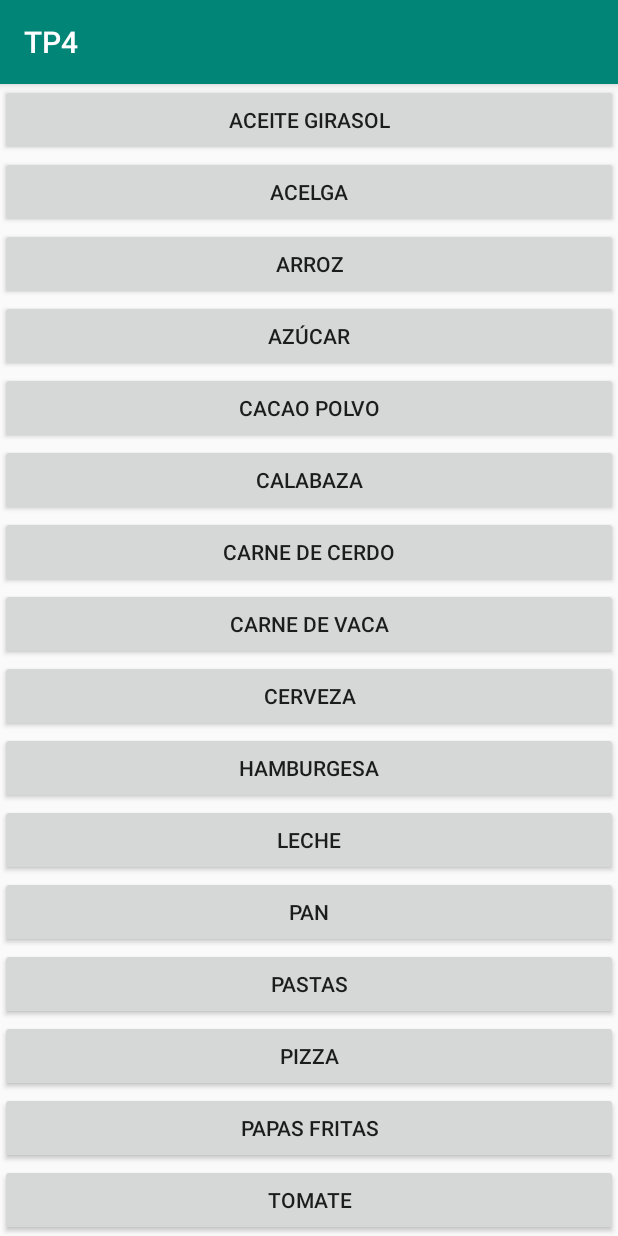
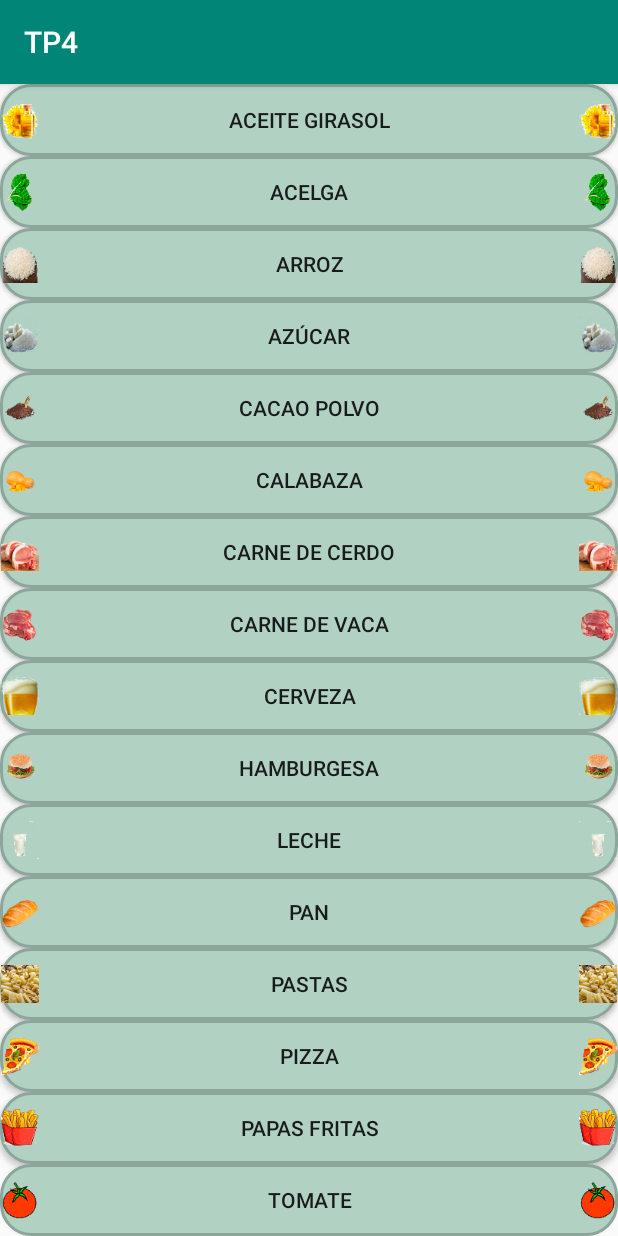
Before and after one commit to santiagoferreira33/TP4, an Android app: the screen it shows after launch (MainActivity), on a phone screen of 412 x 824 dp. Run offline under Robolectric (Android 15) with nearby library versions, the phone set to English and light mode, and no system bars.

Commit message:
Estilos y imagenes en los botones

```diff
--- /dev/null
+++ b/app/src/main/res/drawable/boton_redondeado.xml
@@ -0,0 +1,15 @@
+<?xml version="1.0" encoding="utf-8"?>
+<shape xmlns:android="http://schemas.android.com/apk/res/android" android:shape="rectangle">
+    <solid android:color="#b1d1c3"/>
+
+    <stroke android:width="2dp"
+        android:color="#8ca69a"/>
+
+    <padding android:left="1dp"
+        android:top="1dp"
+        android:right="1dp"
+        android:bottom="1dp"/>
+
+    <corners android:radius="30px"/>
+
+</shape>
--- a/app/src/main/res/layout/activity_main.xml
+++ b/app/src/main/res/layout/activity_main.xml
@@ -24,103 +24,155 @@
                     android:id="@+id/botonAceite"
                     android:layout_width="match_parent"
                     android:layout_height="wrap_content"
+                    android:background="@drawable/boton_redondeado"
+                    android:drawableLeft="@mipmap/aceite"
+                    android:drawableRight="@mipmap/aceite"
                     android:text="@string/aceite" />
 
                 <Button
                     android:id="@+id/botonAcelga"
                     android:layout_width="match_parent"
                     android:layout_height="wrap_content"
+                    android:background="@drawable/boton_redondeado"
+                    android:drawableLeft="@mipmap/acelga"
+                    android:drawableRight="@mipmap/acelga"
                     android:text="@string/acelga" />
 
                 <Button
                     android:id="@+id/botonArroz"
                     android:layout_width="match_parent"
                     android:layout_height="wrap_content"
+                    android:background="@drawable/boton_redondeado"
+                    android:drawableLeft="@mipmap/arroz"
+                    android:drawableRight="@mipmap/arroz"
                     android:text="@string/arroz" />
 
                 <Button
                     android:id="@+id/botonAzucar"
                     android:layout_width="match_parent"
                     android:layout_height="wrap_content"
+                    android:background="@drawable/boton_redondeado"
+                    android:drawableLeft="@mipmap/azucar"
+                    android:drawableRight="@mipmap/azucar"
                     android:text="@string/azucar" />
 
                 <Button
                     android:id="@+id/botonCacao"
                     android:layout_width="match_parent"
                     android:layout_height="wrap_content"
+                    android:background="@drawable/boton_redondeado"
+                    android:drawableLeft="@mipmap/cacao"
+                    android:drawableRight="@mipmap/cacao"
                     android:text="@string/cacao" />
 
                 <Button
                     android:id="@+id/botonCalabaza"
                     android:layout_width="match_parent"
                     android:layout_height="wrap_content"
+                    android:background="@drawable/boton_redondeado"
+                    android:drawableLeft="@mipmap/calabaza"
+                    android:drawableRight="@mipmap/calabaza"
                     android:text="@string/calabaza" />
 
                 <Button
                     android:id="@+id/botonCerdo"
                     android:layout_width="match_parent"
                     android:layout_height="wrap_content"
+                    android:background="@drawable/boton_redondeado"
+                    android:drawableLeft="@mipmap/cerdo"
+                    android:drawableRight="@mipmap/cerdo"
                     android:text="@string/cerdo" />
 
                 <Button
                     android:id="@+id/botonVaca"
                     android:layout_width="match_parent"
                     android:layout_height="wrap_content"
+                    android:background="@drawable/boton_redondeado"
+                    android:drawableLeft="@mipmap/vaca"
+                    android:drawableRight="@mipmap/vaca"
                     android:text="@string/vaca" />
 
                 <Button
                     android:id="@+id/botonCerveza"
                     android:layout_width="match_parent"
                     android:layout_height="wrap_content"
+                    android:background="@drawable/boton_redondeado"
+                    android:drawableLeft="@mipmap/cerveza"
+                    android:drawableRight="@mipmap/cerveza"
                     android:text="@string/cerveza" />
 
                 <Button
                     android:id="@+id/botonHamburguesa"
                     android:layout_width="match_parent"
                     android:layout_height="wrap_content"
+                    android:background="@drawable/boton_redondeado"
+                    android:drawableLeft="@mipmap/hamburguesa"
+                    android:drawableRight="@mipmap/hamburguesa"
                     android:text="@string/hamburguesa" />
 
                 <Button
                     android:id="@+id/botonLeche"
                     android:layout_width="match_parent"
                     android:layout_height="wrap_content"
+                    android:background="@drawable/boton_redondeado"
+                    android:drawableLeft="@mipmap/leche"
+                    android:drawableRight="@mipmap/leche"
                     android:text="@string/leche" />
 
                 <Button
                     android:id="@+id/botonPan"
                     android:layout_width="match_parent"
                     android:layout_height="wrap_content"
+                    android:background="@drawable/boton_redondeado"
+                    android:drawableLeft="@mipmap/pan"
+                    android:drawableRight="@mipmap/pan"
                     android:text="@string/pan" />
 
                 <Button
                     android:id="@+id/botonPastas"
                     android:layout_width="match_parent"
                     android:layout_height="wrap_content"
+                    android:background="@drawable/boton_redondeado"
+                    android:drawableLeft="@mipmap/pastas"
+                    android:drawableRight="@mipmap/pastas"
                     android:text="@string/pastas" />
 
                 <Button
                     android:id="@+id/botonPizza"
                     android:layout_width="match_parent"
                     android:layout_height="wrap_content"
+                    android:background="@drawable/boton_redondeado"
+                    android:drawableLeft="@mipmap/pizza"
+                    android:drawableRight="@mipmap/pizza"
                     android:text="@string/pizza" />
 
                 <Button
                     android:id="@+id/botonPapas"
                     android:layout_width="match_parent"
                     android:layout_height="wrap_content"
+                    android:background="@drawable/boton_redondeado"
+                    android:drawableLeft="@mipmap/papas"
+                    android:drawableRight="@mipmap/papas"
                     android:text="@string/papas" />
 
                 <Button
                     android:id="@+id/botonTomate"
                     android:layout_width="match_parent"
                     android:layout_height="wrap_content"
+                    android:background="@drawable/boton_redondeado"
+                    android:drawableLeft="@mipmap/tomate"
+                    android:drawableRight="@mipmap/tomate"
                     android:text="@string/tomate" />
 
                 <Button
                     android:id="@+id/botonUvas"
                     android:layout_width="match_parent"
                     android:layout_height="wrap_content"
+                    android:background="@drawable/boton_redondeado"
+                    android:drawableLeft="@mipmap/uvas"
+                    android:drawableRight="@mipmap/uvas"
                     android:text="@string/uvas" />
+
             </LinearLayout>
 
         </ScrollView>
```
Also changed, not shown: app/src/main/res/mipmap-xhdpi/aceite.png (added), app/src/main/res/mipmap-xhdpi/acelga.png (added), app/src/main/res/mipmap-xhdpi/arroz.png (added), app/src/main/res/mipmap-xhdpi/azucar.png (added), app/src/main/res/mipmap-xhdpi/cacao.png (added), app/src/main/res/mipmap-xhdpi/calabaza.png (added), app/src/main/res/mipmap-xhdpi/cerdo.png (added), app/src/main/res/mipmap-xhdpi/cerveza.png (added), app/src/main/res/mipmap-xhdpi/hamburguesa.png (added), app/src/main/res/mipmap-xhdpi/leche.png (added), app/src/main/res/mipmap-xhdpi/pan.png (added), app/src/main/res/mipmap-xhdpi/papas.png (added), app/src/main/res/mipmap-xhdpi/pastas.png (added), app/src/main/res/mipmap-xhdpi/pizza.png (added), 3 more files.
